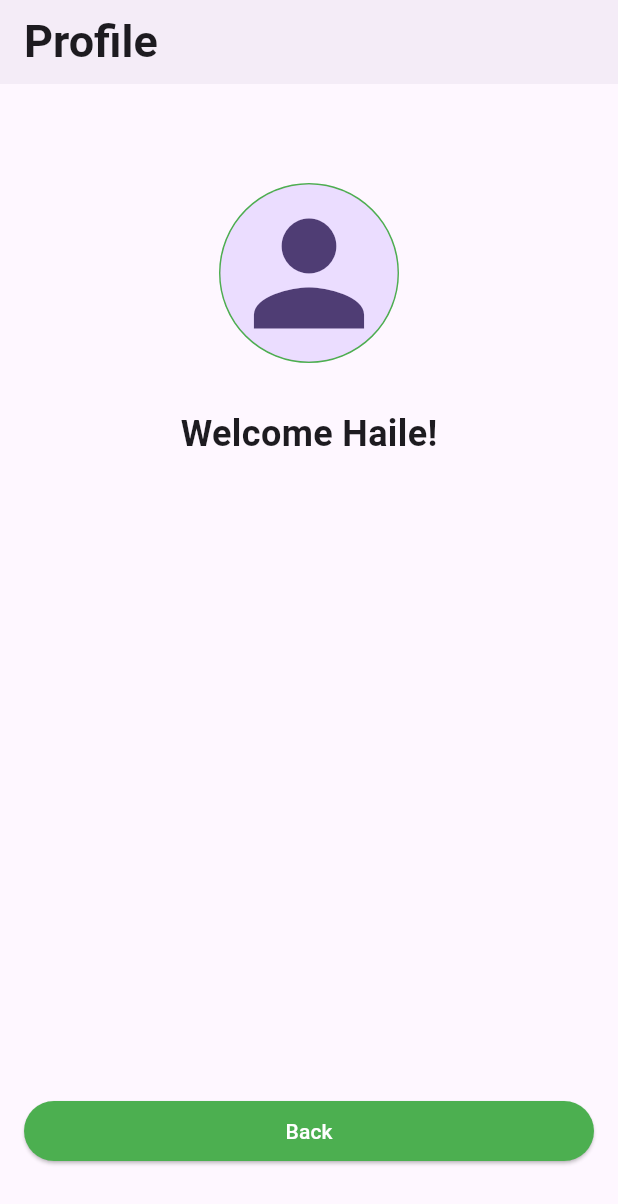
After one commit to haile-12-21-23/zero_to_hero_mobile_dev, a Flutter app: the screen it shows after launch, after a tap on "Go to Profile", on a phone screen of 412 x 824 dp. The commit adds this screen. Shown: the top 1204 px of the screen. Run offline on Flutter 3.47's test engine with Material 3 defaults, Android fonts, the phone set to English and light mode, and no system bars.

Commit message:
Day 16 : Navigation in multiple screen.

```diff
--- /dev/null
+++ b/lib/flutter_phase/day_16_navigation/home_scree.dart
@@ -0,0 +1,54 @@
+import 'package:flutter/material.dart';
+import 'package:zero_to_hero_mobile_dev/flutter_phase/day_16_navigation/profile_screen.dart';
+
+class HomeScree extends StatelessWidget {
+  const HomeScree({super.key});
+
+  @override
+  Widget build(BuildContext context) {
+    return Scaffold(
+      appBar: AppBar(
+        elevation: 2,
+        title: Text(
+          "Home",
+          style: TextStyle(fontSize: 30, fontWeight: FontWeight.bold),
+        ),
+      ),
+      body: Center(
+        child: Padding(
+          padding: const EdgeInsets.all(16.0),
+          child: Column(
+            children: [
+              const SizedBox(height: 60),
+              Text(
+                textAlign: TextAlign.center,
+                "Welcome to Navigation Session!",
+                style: TextStyle(fontSize: 24, fontWeight: FontWeight.bold),
+              ),
+              Spacer(),
+              SizedBox(
+                width: double.infinity,
+                child: ElevatedButton(
+                  style: ButtonStyle(
+                    backgroundColor: WidgetStatePropertyAll(Colors.green),
+                    foregroundColor: WidgetStatePropertyAll(Colors.white),
+                  ),
+                  onPressed: () {
+                    Navigator.push(
+                      context,
+                      MaterialPageRoute(
+                        builder: (_) => ProfileScreen(name: "Haile"),
+                      ),
+                    );
+                  },
+                  child: Text("Go to Profile"),
+                ),
+              ),
+              SizedBox(height: 40),
+            ],
+          ),
+        ),
+      ),
+    );
+  }
+}
--- /dev/null
+++ b/lib/flutter_phase/day_16_navigation/profile_screen.dart
@@ -0,0 +1,60 @@
+import 'package:flutter/material.dart';
+
+class ProfileScreen extends StatelessWidget {
+  final String name;
+  const ProfileScreen({super.key, required this.name});
+
+  @override
+  Widget build(BuildContext context) {
+    return Scaffold(
+      appBar: AppBar(
+        elevation: 2,
+        automaticallyImplyLeading: false,
+        title: Text(
+          "Profile",
+          style: TextStyle(fontSize: 30, fontWeight: FontWeight.bold),
+        ),
+      ),
+      body: Center(
+        child: Padding(
+          padding: const EdgeInsets.all(16.0),
+          child: Column(
+            children: [
+              SizedBox(height: 50),
+              Container(
+                width: 120,
+                height: 120,
+                decoration: BoxDecoration(
+                  border: Border.all(color: Colors.green.shade500),
+                  borderRadius: BorderRadius.circular(100),
+                  color: Colors.grey,
+                ),
+                child: CircleAvatar(child: Icon(Icons.person, size: 110)),
+              ),
+              const SizedBox(height: 30),
+              Text(
+                "Welcome $name!",
+                style: TextStyle(fontSize: 24, fontWeight: FontWeight.bold),
+              ),
+              Spacer(),
+              SizedBox(
+                width: double.infinity,
+                child: ElevatedButton(
+                  style: ButtonStyle(
+                    backgroundColor: WidgetStatePropertyAll(Colors.green),
+                    foregroundColor: WidgetStatePropertyAll(Colors.white),
+                  ),
+                  onPressed: () {
+                    Navigator.pop(context);
+                  },
+                  child: Text("Back"),
+                ),
+              ),
+              SizedBox(height: 30),
+            ],
+          ),
+        ),
+      ),
+    );
+  }
+}
--- a/lib/main.dart
+++ b/lib/main.dart
@@ -3,7 +3,8 @@ import 'package:flutter/material.dart';
 // import 'package:zero_to_hero_mobile_dev/flutter_phase/day_12_widgets_basics.dart';
 // import 'package:zero_to_hero_mobile_dev/flutter_phase/day_13_layout_widgets.dart';
 // import 'package:zero_to_hero_mobile_dev/flutter_phase/day_14_containers_and_styling.dart';
-import 'package:zero_to_hero_mobile_dev/flutter_phase/day_15_row_column_stack.dart';
+// import 'package:zero_to_hero_mobile_dev/flutter_phase/day_15_row_column_stack.dart';
+import 'package:zero_to_hero_mobile_dev/flutter_phase/day_16_navigation/home_scree.dart';
 
 void main() {
   runApp(const MyApp());
@@ -21,7 +22,7 @@ class MyApp extends StatelessWidget {
 
         colorScheme: .fromSeed(seedColor: Colors.deepPurple),
       ),
-      home: const Day15RowColumnStack(),
+      home: const HomeScree(),
     );
   }
 }
```
Also changed, not shown: 1 other file.
